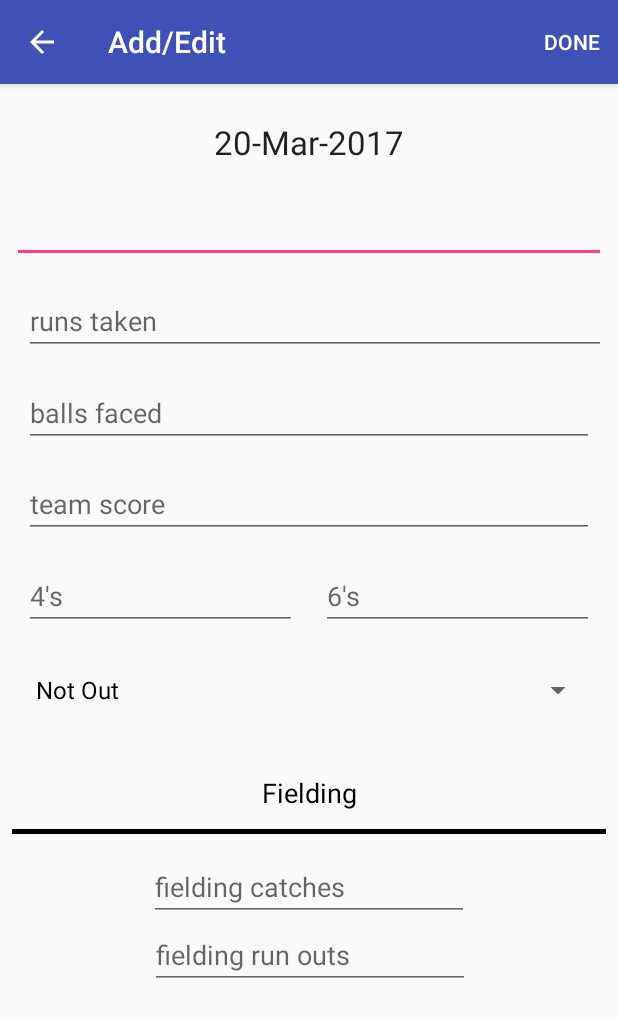
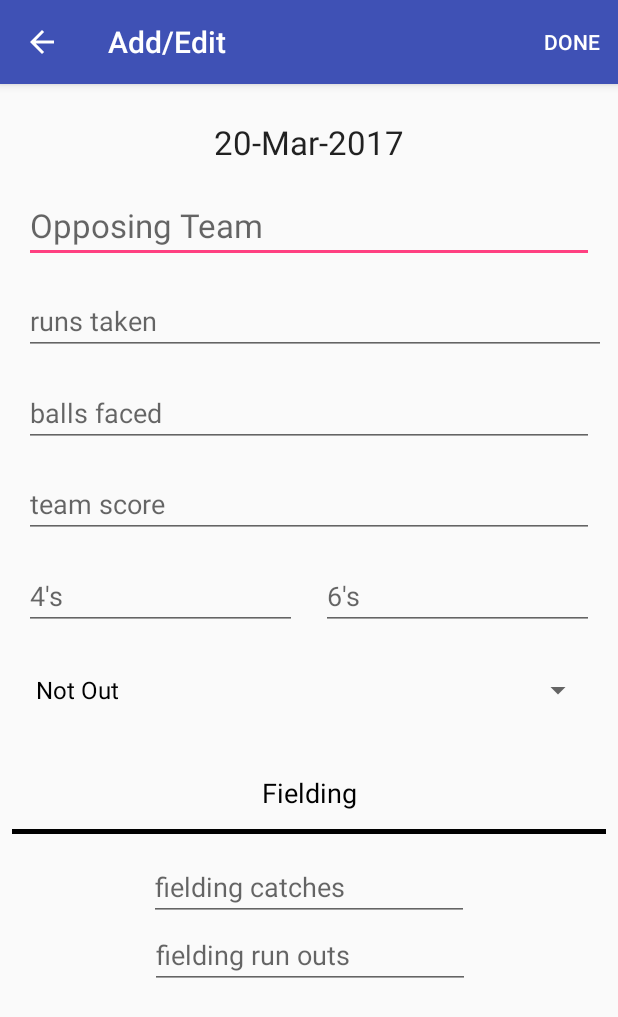
Before and after one commit to premsrj/cricket-stats, an Android app: the AddEditActivity screen opened directly, with no data from a screen before it, on a phone screen of 412 x 824 dp. Shown: the top 1017 px of the screen. Run offline under Robolectric (Android 15) with nearby library versions, the light colour scheme and no system bars; our stand-ins replace Firebase (no records; nobody signed in at launch, a user with empty details on screens opened directly), data binding.

Commit message:
Correct hint and margins of Opposing Team input in AddEdit page

```diff
--- a/app/src/main/res/layout/activity_add_edit.xml
+++ b/app/src/main/res/layout/activity_add_edit.xml
@@ -168,12 +168,12 @@
                 android:id="@+id/opposing_team"
                 android:layout_width="0dp"
                 android:layout_height="wrap_content"
-                android:layout_marginEnd="8dp"
+                android:layout_marginEnd="16dp"
                 android:layout_marginLeft="16dp"
                 android:layout_marginRight="16dp"
-                android:layout_marginStart="8dp"
+                android:layout_marginStart="16dp"
                 android:layout_marginTop="16dp"
-                android:completionHint="Opposing Team"
+                android:hint="Opposing Team"
                 android:text="@={innings.opposingTeam}"
                 android:textAppearance="@android:style/TextAppearance.Material.Large"
                 app:layout_constraintLeft_toLeftOf="parent"
```
